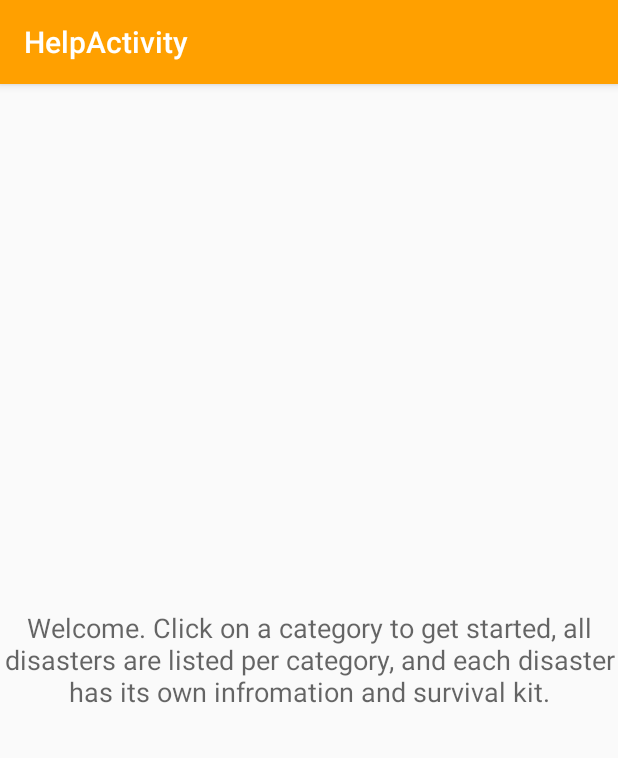
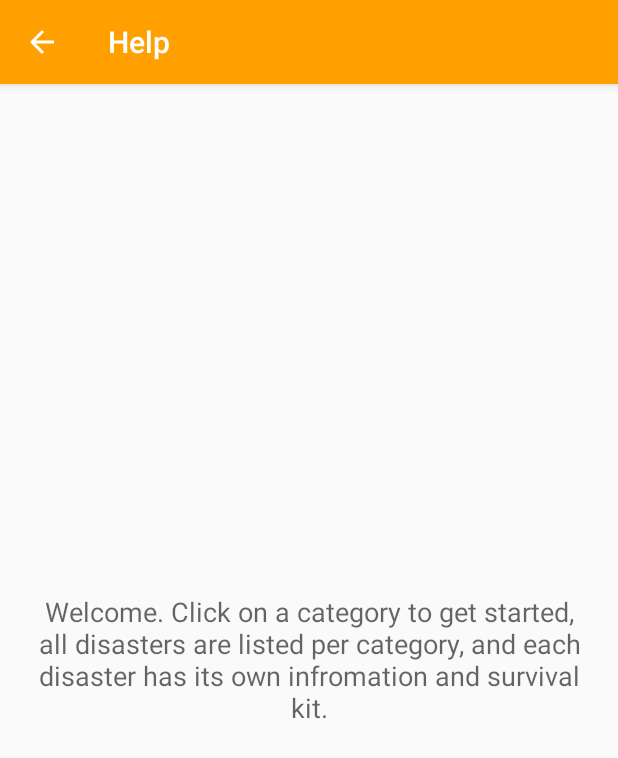
Before and after one commit to freshollie/206CDE35, an Android app: the HelpActivity screen opened directly, with no data from a screen before it, on a phone screen of 412 x 824 dp. Shown: the top 758 px of the screen. Run offline under Robolectric (Android 15) with nearby library versions, the phone set to English and light mode, and no system bars.

Commit message:
Added link to help activity, fixed help activity text

```diff
--- a/project/app/DisasterZone/app/src/main/java/uk/ac/coventry/m206cde/tutorial3/group5/disasterzone/HelpActivity.java
+++ b/project/app/DisasterZone/app/src/main/java/uk/ac/coventry/m206cde/tutorial3/group5/disasterzone/HelpActivity.java
@@ -5,6 +5,8 @@ import android.support.design.widget.FloatingActionButton;
 import android.support.design.widget.Snackbar;
 import android.support.v7.app.AppCompatActivity;
 import android.support.v7.widget.Toolbar;
+import android.view.Menu;
+import android.view.MenuInflater;
 import android.view.View;
 
 public class HelpActivity extends AppCompatActivity {
@@ -15,6 +17,6 @@ public class HelpActivity extends AppCompatActivity {
         setContentView(R.layout.activity_help);
         Toolbar toolbar = (Toolbar) findViewById(R.id.toolbar);
         setSupportActionBar(toolbar);
+        getSupportActionBar().setDisplayHomeAsUpEnabled(true);
     }
-
 }
--- a/project/app/DisasterZone/app/src/main/res/layout/content_help.xml
+++ b/project/app/DisasterZone/app/src/main/res/layout/content_help.xml
@@ -6,7 +6,8 @@
     android:layout_height="match_parent"
     app:layout_behavior="@string/appbar_scrolling_view_behavior"
     tools:context="uk.ac.coventry.m206cde.tutorial3.group5.disasterzone.HelpActivity"
-    tools:showIn="@layout/activity_help">
+    tools:showIn="@layout/activity_help"
+    android:layout_margin="@dimen/activity_horizontal_margin">
 
     <TextView
         android:layout_width="match_parent"
--- a/project/app/DisasterZone/app/src/main/res/values/strings.xml
+++ b/project/app/DisasterZone/app/src/main/res/values/strings.xml
@@ -28,5 +28,5 @@
 
     <string name="ok">Ok</string>
     <string name="splash_screen_text"><u>Welcome</u> \nThe number one app to help you stay safe in the event of a disaster</string>
-    <string name="title_activity_help">HelpActivity</string>
+    <string name="title_activity_help">Help</string>
 </resources>
```
Also changed, not shown: project/app/DisasterZone/app/src/main/java/uk/ac/coventry/m206cde/tutorial3/group5/disasterzone/DisasterCategoriesActivity.java (+9 -0 lines), project/app/DisasterZone/app/src/main/res/menu/categories_menu.xml (added, +8 -0 lines), 1 other file.
